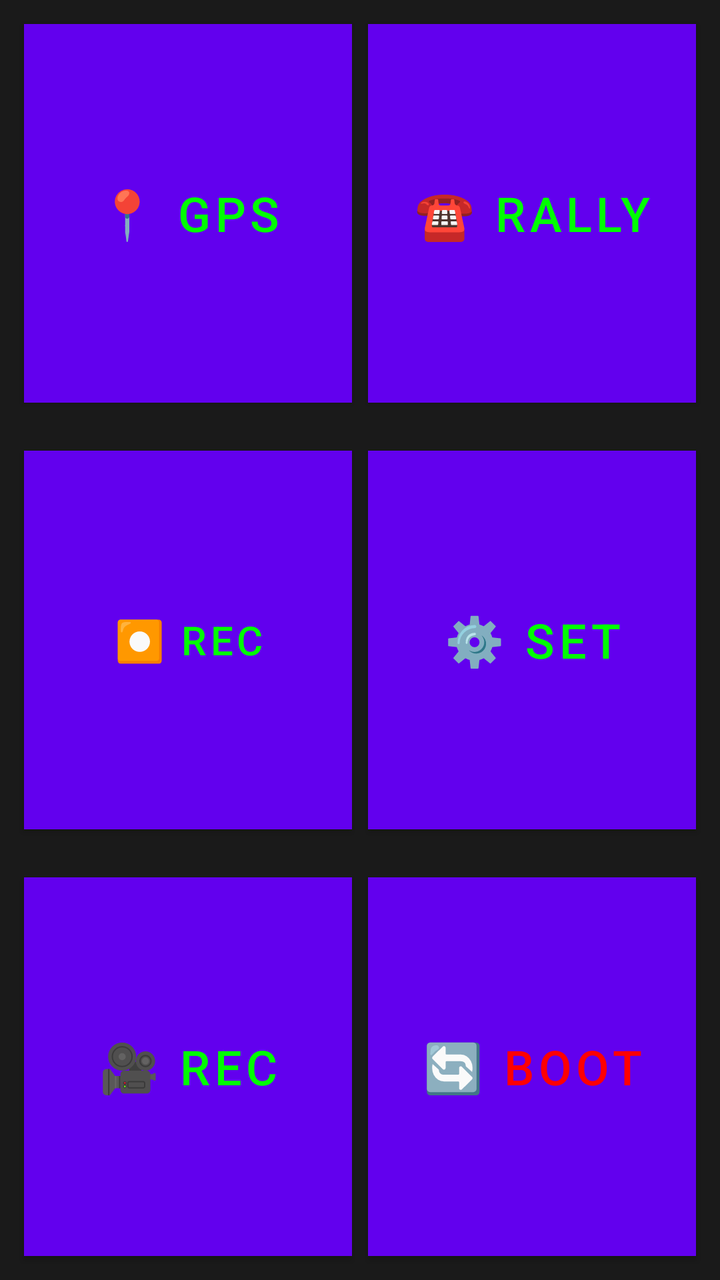
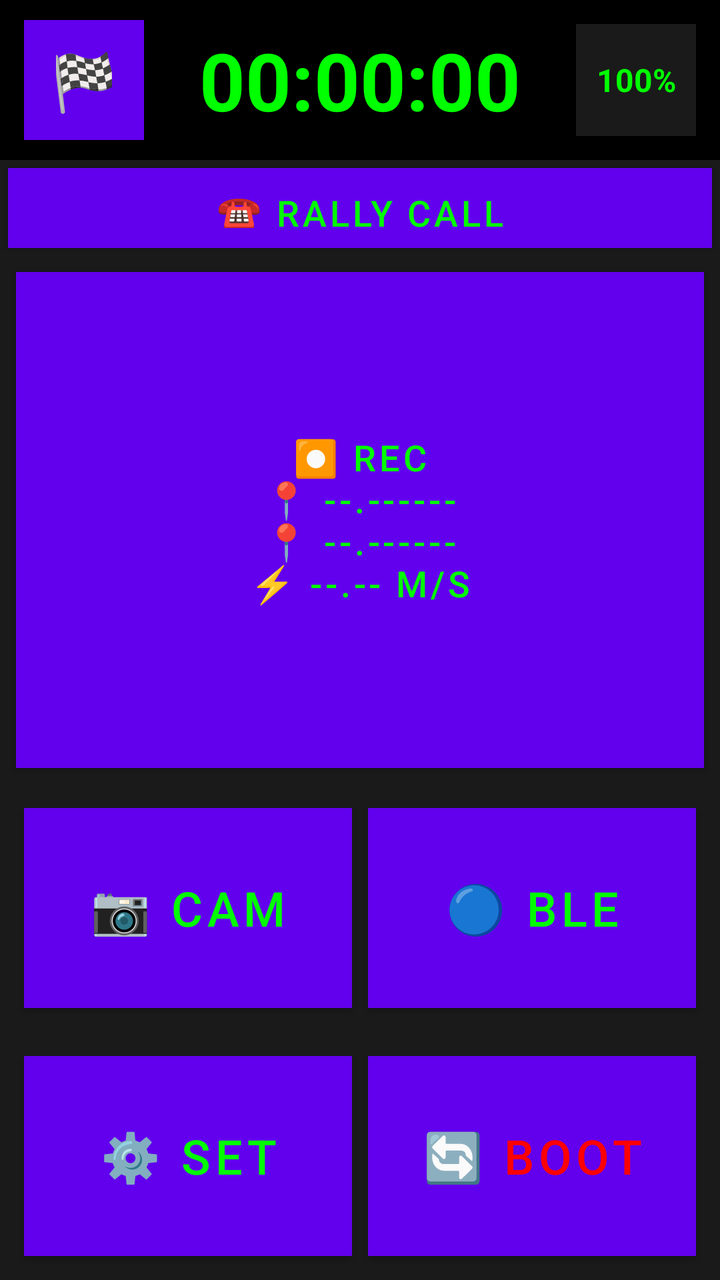

Two renders of the same Android screen: before a commit and after it. Below are the layout's source before the change and the commit's diff.
<!-- AndroidManifest.xml: fallback theme Theme.MaterialComponents.DayNight.NoActionBar -->
<!-- res/layout/activity_main.xml -->
<?xml version="1.0" encoding="utf-8"?>
<LinearLayout xmlns:android="http://schemas.android.com/apk/res/android"
    android:layout_width="match_parent"
    android:layout_height="match_parent"
    android:orientation="vertical"
    android:background="#1a1a1a">

    
    <LinearLayout
        android:layout_width="match_parent"
        android:layout_height="0dp"
        android:layout_weight="1"
        android:orientation="horizontal"
        android:padding="8dp">

        <Button
            android:id="@+id/btnGPS"
            android:layout_width="0dp"
            android:layout_height="match_parent"
            android:layout_weight="1"
            android:text="📍 GPS"
            android:textSize="24sp"
            android:textColor="#00FF00"
            android:background="#2a2a2a"
            android:layout_margin="4dp" />

        <Button
            android:id="@+id/btnRallyCall"
            android:layout_width="0dp"
            android:layout_height="match_parent"
            android:layout_weight="1"
            android:text="☎️ RALLY"
            android:textSize="24sp"
            android:textColor="#00FF00"
            android:background="#2a2a2a"
            android:layout_margin="4dp" />
    </LinearLayout>

    
    <LinearLayout
        android:layout_width="match_parent"
        android:layout_height="0dp"
        android:layout_weight="1"
        android:orientation="horizontal"
        android:padding="8dp">

        <Button
            android:id="@+id/btnDataPause"
            android:layout_width="0dp"
            android:layout_height="match_parent"
            android:layout_weight="1"
            android:text="⏺️ REC"
            android:textSize="20sp"
            android:textColor="#00FF00"
            android:background="#004400"
            android:layout_margin="4dp" />

        <Button
            android:id="@+id/btnSettings"
            android:layout_width="0dp"
            android:layout_height="match_parent"
            android:layout_weight="1"
            android:text="⚙️ SET"
            android:textSize="24sp"
            android:textColor="#00FF00"
            android:background="#2a2a2a"
            android:layout_margin="4dp" />
    </LinearLayout>

    
    <LinearLayout
        android:layout_width="match_parent"
        android:layout_height="0dp"
        android:layout_weight="1"
        android:orientation="horizontal"
        android:padding="8dp">

        <Button
            android:id="@+id/btnRecord"
            android:layout_width="0dp"
            android:layout_height="match_parent"
            android:layout_weight="1"
            android:text="🎥 REC"
            android:textSize="24sp"
            android:textColor="#00FF00"
            android:background="#2a2a2a"
            android:layout_margin="4dp" />

        <Button
            android:id="@+id/btnReboot"
            android:layout_width="0dp"
            android:layout_height="match_parent"
            android:layout_weight="1"
            android:text="🔄 BOOT"
            android:textSize="24sp"
            android:textColor="#FF0000"
            android:background="#440000"
            android:layout_margin="4dp" />
    </LinearLayout>

</LinearLayout>
<!-- resources referenced by this layout -->
<resources>

</resources>

<!-- the commit's change to res/layout/activity_main.xml (unified diff, before → after) -->
@@ -8,28 +8,95 @@
     
     <LinearLayout
         android:layout_width="match_parent"
+        android:layout_height="80dp"
+        android:orientation="horizontal"
+        android:background="#000000"
+        android:gravity="center_vertical"
+        android:padding="8dp">
+
+        <Button
+            android:id="@+id/btnRaceChronoHeader"
+            android:layout_width="60dp"
+            android:layout_height="60dp"
+            android:text="🏁"
+            android:textSize="28sp"
+            android:background="#1a1a1a"
+            android:layout_margin="4dp" />
+
+        <TextView
+            android:id="@+id/tvTime"
+            android:layout_width="0dp"
+            android:layout_height="match_parent"
+            android:layout_weight="1"
+            android:text="00:00:00"
+            android:textSize="40sp"
+            android:textColor="#00FF00"
+            android:textStyle="bold"
+            android:gravity="center"
+            android:layout_margin="4dp" />
+
+        <TextView
+            android:id="@+id/tvBattery"
+            android:layout_width="60dp"
+            android:layout_height="match_parent"
+            android:text="100%"
+            android:textSize="16sp"
+            android:textColor="#00FF00"
+            android:textStyle="bold"
+            android:gravity="center"
+            android:background="#1a1a1a"
+            android:layout_margin="4dp" />
+    </LinearLayout>
+
+    
+    <Button
+        android:id="@+id/btnRallyCallHeader"
+        android:layout_width="match_parent"
+        android:layout_height="40dp"
+        android:text="☎️ RALLY CALL"
+        android:textSize="18sp"
+        android:textColor="#00FF00"
+        android:background="#003300"
+        android:layout_margin="4dp" />
+
+    
+    <Button
+        android:id="@+id/btnDataPause"
+        android:layout_width="match_parent"
+        android:layout_height="0dp"
+        android:layout_weight="2"
+        android:text="⏺️ REC\n📍 --.------\n📍 --.------\n⚡ --.-- m/s"
+        android:textSize="18sp"
+        android:textColor="#00FF00"
+        android:background="#004400"
+        android:layout_margin="8dp"
+        android:gravity="center" />
+
+    
+    <LinearLayout
+        android:layout_width="match_parent"
         android:layout_height="0dp"
         android:layout_weight="1"
         android:orientation="horizontal"
         android:padding="8dp">
 
         <Button
-            android:id="@+id/btnGPS"
+            android:id="@+id/btnRecord"
             android:layout_width="0dp"
             android:layout_height="match_parent"
             android:layout_weight="1"
-            android:text="📍 GPS"
+            android:text="📷 CAM"
             android:textSize="24sp"
             android:textColor="#00FF00"
             android:background="#2a2a2a"
             android:layout_margin="4dp" />
 
         <Button
-            android:id="@+id/btnRallyCall"
+            android:id="@+id/btnBluetooth"
             android:layout_width="0dp"
             android:layout_height="match_parent"
             android:layout_weight="1"
-            android:text="☎️ RALLY"
+            android:text="🔵 BLE"
             android:textSize="24sp"
             android:textColor="#00FF00"
             android:background="#2a2a2a"
@@ -45,42 +112,11 @@
         android:padding="8dp">
 
         <Button
-            android:id="@+id/btnDataPause"
-            android:layout_width="0dp"
-            android:layout_height="match_parent"
-            android:layout_weight="1"
-            android:text="⏺️ REC"
-            android:textSize="20sp"
-            android:textColor="#00FF00"
-            android:background="#004400"
-            android:layout_margin="4dp" />
-
-        <Button
             android:id="@+id/btnSettings"
             android:layout_width="0dp"
             android:layout_height="match_parent"
             android:layout_weight="1"
             android:text="⚙️ SET"
-            android:textSize="24sp"
-            android:textColor="#00FF00"
-            android:background="#2a2a2a"
-            android:layout_margin="4dp" />
-    </LinearLayout>
-
-    
-    <LinearLayout
-        android:layout_width="match_parent"
-        android:layout_height="0dp"
-        android:layout_weight="1"
-        android:orientation="horizontal"
-        android:padding="8dp">
-
-        <Button
-            android:id="@+id/btnRecord"
-            android:layout_width="0dp"
-            android:layout_height="match_parent"
-            android:layout_weight="1"
-            android:text="🎥 REC"
             android:textSize="24sp"
             android:textColor="#00FF00"
             android:background="#2a2a2a"
